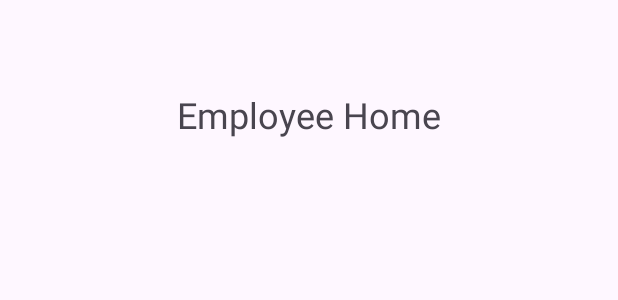
After one commit to kayevo/bitpayroll_android, an Android app: the layout activity_employee_home.xml on its own in the app's theme, with its tools: preview values and no code run, on a phone screen of 412 x 824 dp. The commit adds this screen. Shown: the top 300 px of the screen. Run offline under Robolectric (Android 15) with nearby library versions, the phone set to English and light mode, and no system bars.

Commit message:
feat: login as company or employee

```diff
--- /dev/null
+++ b/app/src/main/res/layout/activity_employee_home.xml
@@ -0,0 +1,20 @@
+<?xml version="1.0" encoding="utf-8"?>
+<androidx.constraintlayout.widget.ConstraintLayout xmlns:android="http://schemas.android.com/apk/res/android"
+    xmlns:app="http://schemas.android.com/apk/res-auto"
+    xmlns:tools="http://schemas.android.com/tools"
+    android:id="@+id/main"
+    android:layout_width="match_parent"
+    android:layout_height="match_parent"
+    tools:context=".user_interface.activity.EmployeeHomeActivity">
+
+    <TextView
+        android:id="@+id/textView4"
+        android:layout_width="wrap_content"
+        android:layout_height="wrap_content"
+        android:layout_marginTop="60dp"
+        android:text="Employee Home"
+        android:textSize="24sp"
+        app:layout_constraintEnd_toEndOf="parent"
+        app:layout_constraintStart_toStartOf="parent"
+        app:layout_constraintTop_toTopOf="parent" />
+</androidx.constraintlayout.widget.ConstraintLayout>
--- a/app/src/main/res/layout/activity_login.xml
+++ b/app/src/main/res/layout/activity_login.xml
@@ -5,7 +5,7 @@
     android:id="@+id/main"
     android:layout_width="match_parent"
     android:layout_height="match_parent"
-    tools:context=".LoginActivity">
+    tools:context=".user_interface.activity.LoginActivity">
 
     <TextView
         android:id="@+id/textView2"
```
Also changed, not shown: app/build.gradle.kts (+17 -1 lines), app/src/main/AndroidManifest.xml (+10 -4 lines), app/src/main/java/com/kayevo/bitpayroll_android/user_interface/activity/CompanyHomeActivity.kt (renamed from app/src/main/java/com/kayevo/bitpayroll_android/LoginActivity.kt, +4 -3 lines), app/src/main/java/com/kayevo/bitpayroll_android/user_interface/activity/EmployeeHomeActivity.kt (added, +21 -0 lines), app/src/main/java/com/kayevo/bitpayroll_android/user_interface/activity/LoginActivity.kt (added, +56 -0 lines), app/src/main/java/com/kayevo/bitpayroll_android/user_interface/view_model/LoginViewModel.kt (added, +18 -0 lines), app/src/main/res/layout/activity_company_home.xml (added, +20 -0 lines).
